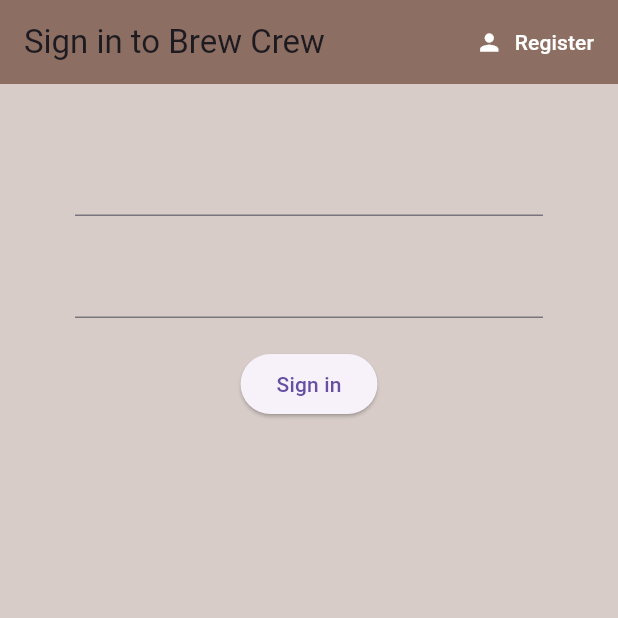
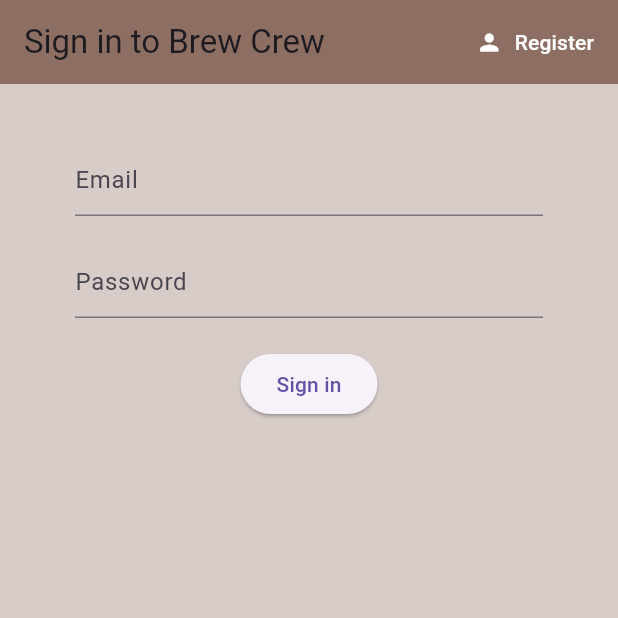
Before and after one commit to RyanSikandar/Brew-Crew, a Flutter app: the screen it shows after launch, on a phone screen of 412 x 824 dp, the top half of it. Run offline on Flutter 3.47's test engine with Material 3 defaults, Android fonts, the phone set to English and light mode, and no system bars; our stand-ins replace firebase_auth, firebase_core; accounts and stored records are empty.

Commit message:
added labels to forms

```diff
--- a/lib/main.dart
+++ b/lib/main.dart
@@ -26,5 +26,3 @@ class MyApp extends StatelessWidget {
     );
   }
 }
-
-//import 'package:cloud_firestore/cloud_firestore.dart';
--- a/lib/screens/authenticate/sign_in.dart
+++ b/lib/screens/authenticate/sign_in.dart
@@ -50,6 +50,9 @@ class _SignInState extends State<SignIn> {
                 children: <Widget>[
                   const SizedBox(height: 20.0),
                   TextFormField(
+                    decoration: const InputDecoration(
+                      hintText: 'Email',
+                    ),
                     validator: (value) {
                       if (value == null || value.isEmpty) {
                         return 'Please enter an email';
@@ -64,6 +67,9 @@ class _SignInState extends State<SignIn> {
                   ),
                   const SizedBox(height: 20.0),
                   TextFormField(
+                    decoration: const InputDecoration(
+                      hintText: 'Password',
+                    ),
                     validator: (value) {
                       if (value == null || value.length < 6) {
                         return 'Please enter a password with 6+ characters';
@@ -84,7 +90,8 @@ class _SignInState extends State<SignIn> {
                         dynamic result = await _auth.signInWithEmailAndPassword(
                             email, password);
                         if (result == null) {
-                          setState(() => error = 'Could not sign in with those credentials');
+                          setState(() => error =
+                              'Could not sign in with those credentials');
                         }
                       }
                     },
```
